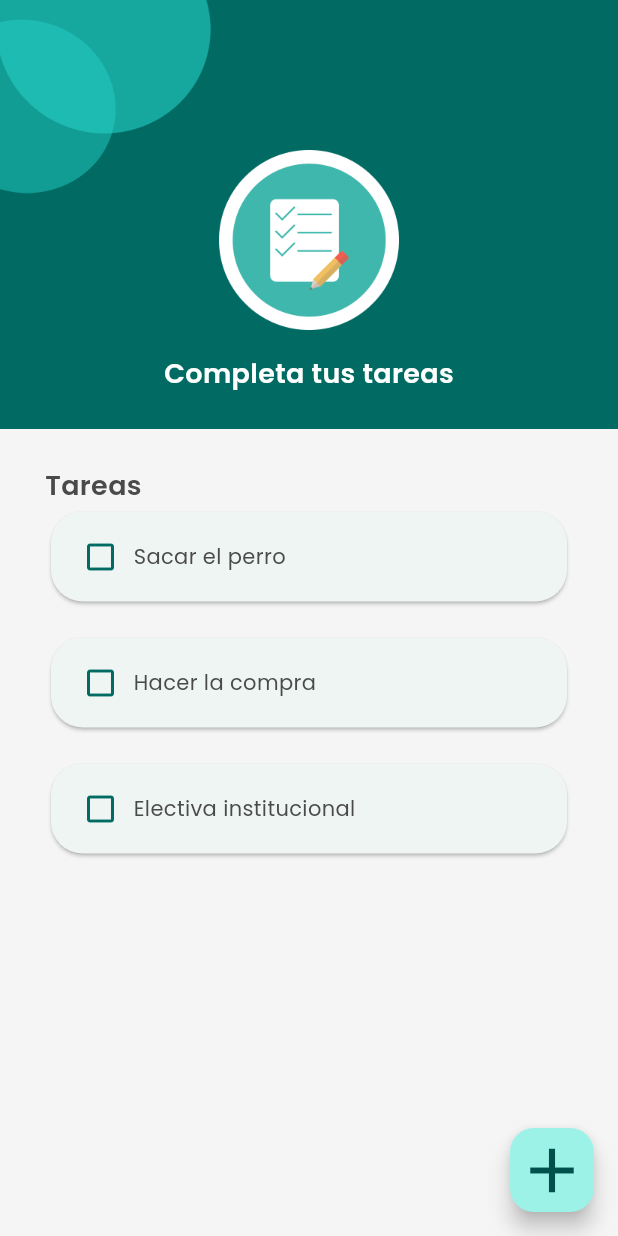
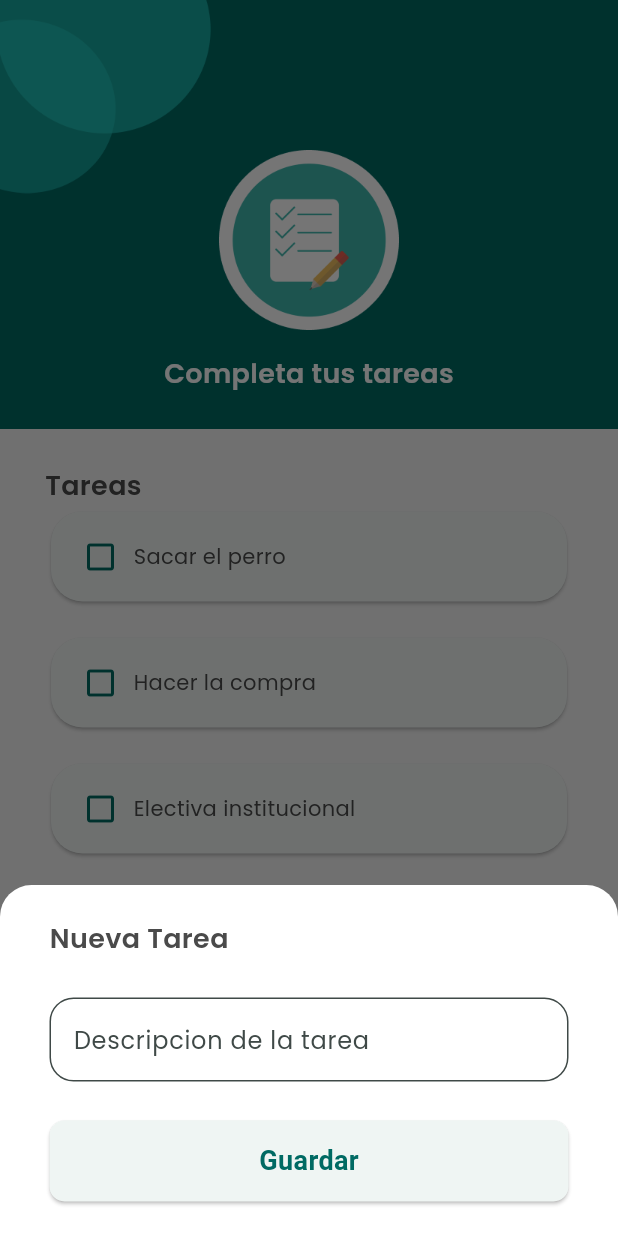
Before and after one commit to Sonyei888/lista_tareas, a Flutter app: the TaskListPage screen opened directly, after a tap on the "add" icon, on a phone screen of 412 x 824 dp. Run offline on Flutter 3.47's test engine with Material 3 defaults, Android fonts, the phone set to English and light mode, and no system bars.

Commit message:
New Task

```diff
--- a/lib/app/view/task_list/task_list_page.dart
+++ b/lib/app/view/task_list/task_list_page.dart
@@ -16,8 +16,60 @@ class TaskListPage extends StatelessWidget {
         children: [Header(), Expanded(child: _TaskList())],
       ),
       floatingActionButton: FloatingActionButton(
-        onPressed: () {},
+        onPressed: () => _showNewTaskModal(context),
         child: const Icon(Icons.add, size: 50),
+      ),
+    );
+  }
+
+  void _showNewTaskModal(BuildContext context) {
+    showModalBottomSheet(
+        context: context,
+        isScrollControlled: true,
+        builder: (_) => const _NewTaskModal());
+  }
+}
+
+class _NewTaskModal extends StatelessWidget {
+  const _NewTaskModal({super.key});
+
+  @override
+  Widget build(BuildContext context) {
+    return Container(
+      padding: const EdgeInsets.symmetric(
+        horizontal: 33,
+        vertical: 23,
+      ),
+      decoration: const BoxDecoration(
+        borderRadius: BorderRadius.vertical(top: Radius.circular(21)),
+        color: Colors.white,
+      ),
+      child: Column(
+        crossAxisAlignment: CrossAxisAlignment.start,
+        mainAxisSize: MainAxisSize.min,
+        children: [
+          H1('Nueva Tarea'),
+          const SizedBox(
+            height: 26,
+          ),
+          TextField(
+            decoration: InputDecoration(
+              filled: true,
+              fillColor: Colors.white,
+              border: OutlineInputBorder(
+                borderRadius: BorderRadius.circular(16),
+              ),
+              hintText: 'Descripcion de la tarea',
+            ),
+          ),
+          const SizedBox(
+            height: 26,
+          ),
+          ElevatedButton(
+            onPressed: () {},
+            child: Text('Guardar'),
+          )
+        ],
       ),
     );
   }
```
Also changed, not shown: lib/app/app.dart (+21 -6 lines).
